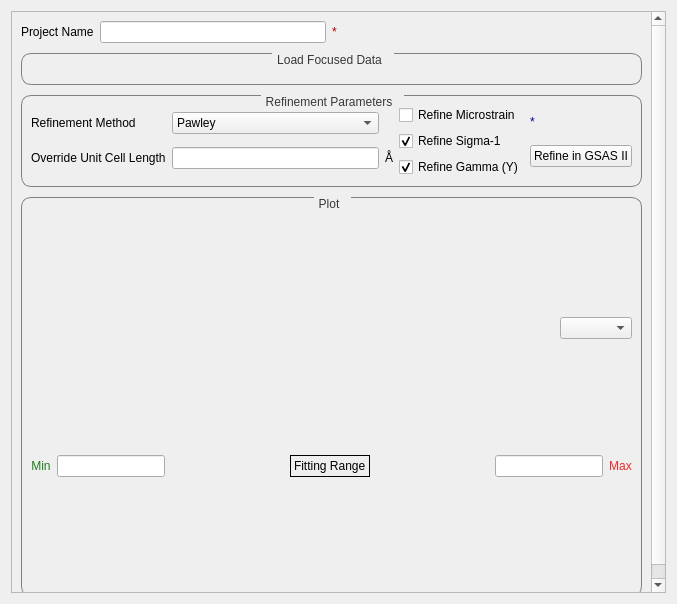
The window that qt/python/mantidqtinterfaces/mantidqtinterfaces/Engineering/gui/engineering_diffraction/tabs/gsas2/gsas2_tab.ui (mantidproject/mantid) describes before a commit, drawn with Qt 5.
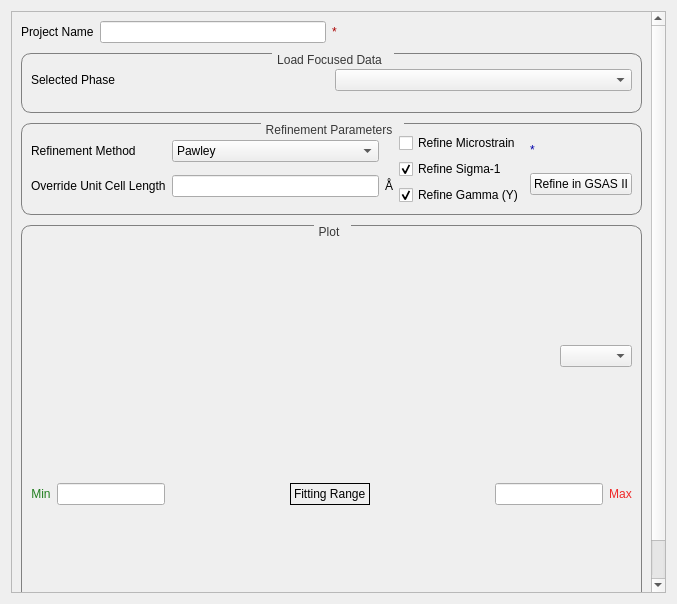
The same window after the commit. Custom widgets are drawn as their Qt base class.

Commit message:
create combo box of defaults
# Conflicts:
#	qt/python/mantidqtinterfaces/mantidqtinterfaces/Engineering/gui/engineering_diffraction/tabs/gsas2/model.py
#	qt/python/mantidqtinterfaces/mantidqtinterfaces/Engineering/gui/engineering_diffraction/tabs/gsas2/presenter.py
#	qt/python/mantidqtinterfaces/mantidqtinterfaces/Engineering/gui/engineering_diffraction/tabs/gsas2/view.py

Diff of the .ui file:
```diff
--- a/qt/python/mantidqtinterfaces/mantidqtinterfaces/Engineering/gui/engineering_diffraction/tabs/gsas2/gsas2_tab.ui
+++ b/qt/python/mantidqtinterfaces/mantidqtinterfaces/Engineering/gui/engineering_diffraction/tabs/gsas2/gsas2_tab.ui
@@ -191,16 +191,34 @@
                <number>6</number>
               </property>
               <item row="0" column="0">
-               <layout class="QGridLayout" name="gridLayout">
-                <item row="1" column="0">
+               <layout class="QVBoxLayout" name="verticalLayout">
+                <item>
+                 <widget class="FileFinderWidget" name="instrument_group_file_finder" native="true"/>
+                </item>
+                <item>
+                 <layout class="QHBoxLayout">
+                  <item>
+                     <widget class="QLabel" name="label">
+                     <property name="text">
+                      <string>Selected Phase</string>
+                     </property>
+                   </widget>
+                  </item>
+                  <item>
+                   <widget class="QComboBox" name="cifComboBox">
+                   <property name="toolTip">
+                    <string>Select from default cif files</string>
+                   </property>
+                  </widget>
+                  </item>
+                 </layout>
+                </item>
+                <item>
                  <widget class="FileFinderWidget" name="phase_file_finder" native="true"/>
                 </item>
-                <item row="2" column="0">
+                <item>
                  <widget class="FilteredFileFinderWidget" name="focused_data_file_finder" native="true"/>
                 </item>
-                <item row="0" column="0">
-                 <widget class="FileFinderWidget" name="instrument_group_file_finder" native="true"/>
-                </item>
                </layout>
               </item>
              </layout>
```
The commit also changes 4 other files.
